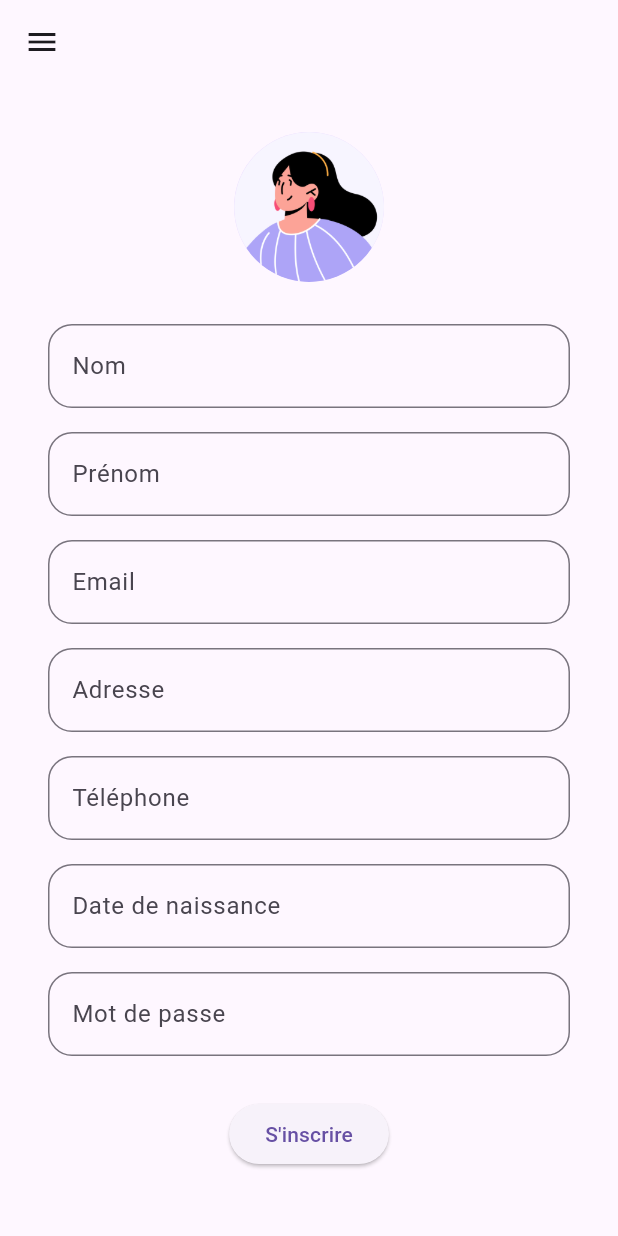
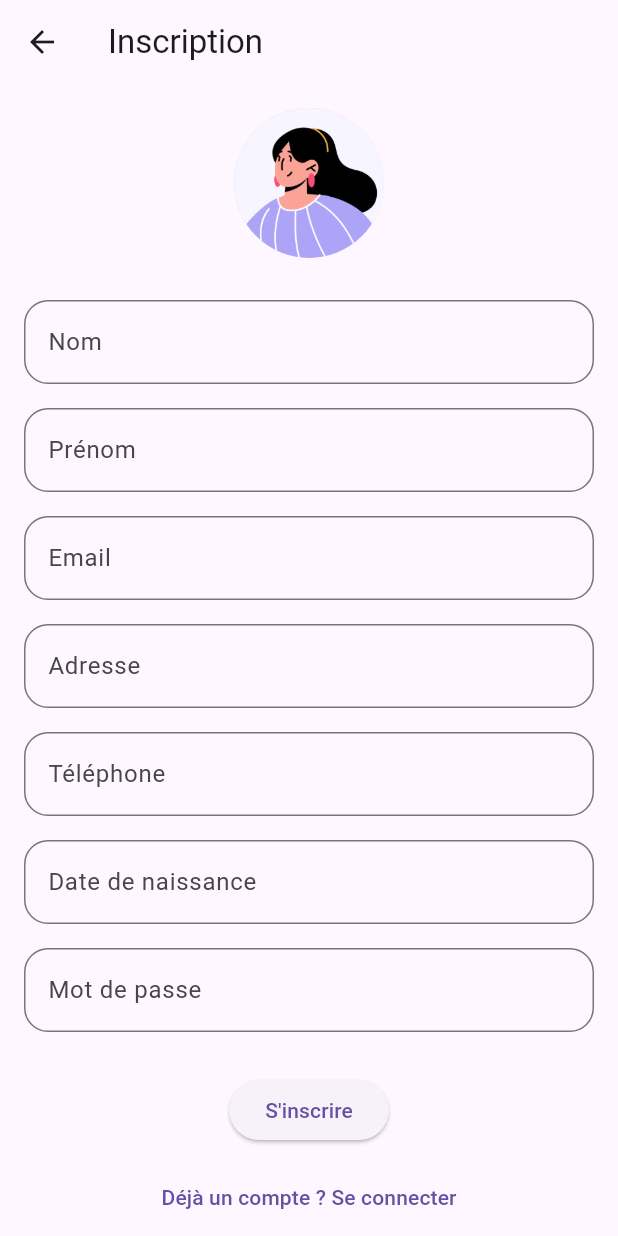
Before and after one commit to Shabich/MediCall, a Flutter app: the screen it shows after launch, after a tap on "Se connecter", after a tap on "Créer un compte", on a phone screen of 412 x 824 dp. Run offline on Flutter 3.47's test engine with Material 3 defaults, Android fonts, the light colour scheme and no system bars; network calls fail.

Commit message:
changement layout en element externe + home add

```diff
--- a/lib/layout.dart
+++ b/lib/app_layout.dart
@@ -7,7 +7,10 @@ class AppLayout extends StatelessWidget {
   @override
   Widget build(BuildContext context) {
     return Scaffold(
-      appBar: AppBar(),
+      appBar: AppBar(
+        // Titre et bouton de menu burger
+        title: const Text('MediCall'),
+      ),
       drawer: Drawer(
         child: ListView(
           padding: EdgeInsets.zero,
@@ -15,19 +18,12 @@ class AppLayout extends StatelessWidget {
             DrawerHeader(
               decoration: BoxDecoration(
                 image: DecorationImage(
-                  image:
-                      AssetImage('lib/assets/fondBurger.jpg'), // Image locale
-                  fit: BoxFit
-                      .cover, // Ajuste l'image pour qu'elle couvre tout l'espace
+                  image: AssetImage('lib/assets/fondBurger.jpg'),
+                  fit: BoxFit.cover,
                 ),
               ),
               child: Align(
-                alignment:
-                    Alignment.bottomLeft, // Positionne le texte en bas à gauche
-                child: Padding(
-                  padding: const EdgeInsets.all(
-                      16.0), // Ajouter un peu d'espace autour du texte
-                ),
+                alignment: Alignment.bottomLeft,
               ),
             ),
             ListTile(
@@ -35,7 +31,7 @@ class AppLayout extends StatelessWidget {
               title: const Text('Accueil'),
               onTap: () {
                 Navigator.of(context).pop();
-                Navigator.pushReplacementNamed(context, '/');
+                Navigator.pushReplacementNamed(context, '/home');
               },
             ),
             const Divider(),
@@ -57,7 +53,7 @@ class AppLayout extends StatelessWidget {
             ),
             const Divider(),
             ListTile(
-              leading: const Icon(Icons.list),
+              leading: const Icon(Icons.notifications),
               title: const Text('Rappels'),
               onTap: () {
                 Navigator.of(context).pop();
@@ -67,9 +63,17 @@ class AppLayout extends StatelessWidget {
           ],
         ),
       ),
-      body: Padding(
-        padding: const EdgeInsets.all(16.0),
-        child: child,
+      body: Stack(
+        children: [
+          // Contenu de la page (derrière le Drawer)
+          Positioned.fill(
+            child: Padding(
+              padding: const EdgeInsets.all(16.0),
+              child: child,
+            ),
+          ),
+          // Le Drawer ne sera plus visible ici, il est contrôlé par le bouton burger de l'AppBar
+        ],
       ),
     );
   }
--- a/lib/main.dart
+++ b/lib/main.dart
@@ -1,5 +1,6 @@
 import 'package:flutter/material.dart';
 import 'route.dart';
+import 'pages/login_page.dart';
 
 void main() {
   runApp(const MyApp());
@@ -16,7 +17,6 @@ class MyApp extends StatelessWidget {
         primarySwatch: Colors.blue,
       ),
       debugShowCheckedModeBanner: false, // Désactive la banderole "Debug"
-
       initialRoute: '/',
       routes: appRoutes,
     );
--- a/lib/pages/login_page.dart
+++ b/lib/pages/login_page.dart
@@ -1,5 +1,4 @@
 import 'package:flutter/material.dart';
-import '../layout.dart';
 
 class LoginPage extends StatefulWidget {
   const LoginPage({super.key});
@@ -15,8 +14,9 @@ class _LoginPageState extends State<LoginPage> {
 
   @override
   Widget build(BuildContext context) {
-    return AppLayout(
-      child: Center(
+    return Scaffold(
+      appBar: AppBar(title: const Text('Connexion')),
+      body: Center(
         child: Padding(
           padding: const EdgeInsets.all(16.0),
           child: Column(
@@ -74,7 +74,7 @@ class _LoginPageState extends State<LoginPage> {
                       onPressed: () {
                         if (_formKey.currentState?.validate() ?? false) {
                           Navigator.pushReplacementNamed(
-                              context, '/medications');
+                              context, '/medicaments');
                         }
                       },
                       child: const Text('Se connecter'),
--- a/lib/pages/medicament_page.dart
+++ b/lib/pages/medicament_page.dart
@@ -46,7 +46,6 @@ class _MedicamentListPageState extends State<MedicamentListPage> {
   @override
   Widget build(BuildContext context) {
     return Scaffold(
-      appBar: AppBar(title: const Text('Liste des Médicaments')),
       body: _isLoading
           ? const Center(child: CircularProgressIndicator())
           : _error.isNotEmpty
--- a/lib/pages/rappels_page.dart
+++ b/lib/pages/rappels_page.dart
@@ -1,5 +1,4 @@
 import 'package:flutter/material.dart';
-import '../layout.dart';
 
 class ReminderListPage extends StatefulWidget {
   const ReminderListPage({super.key});
@@ -19,8 +18,8 @@ class _ReminderListPageState extends State<ReminderListPage> {
 
   @override
   Widget build(BuildContext context) {
-    return AppLayout(
-      child: Column(
+    return Scaffold(
+      body: Column(
         children: [
           Expanded(
             child: ListView.builder(
--- a/lib/pages/signup_page.dart
+++ b/lib/pages/signup_page.dart
@@ -1,5 +1,4 @@
 import 'package:flutter/material.dart';
-import '../layout.dart';
 
 class SignUpPage extends StatefulWidget {
   const SignUpPage({super.key});
@@ -49,8 +48,9 @@ class _SignUpPageState extends State<SignUpPage> {
 
   @override
   Widget build(BuildContext context) {
-    return AppLayout(
-      child: Center(
+    return Scaffold(
+      appBar: AppBar(title: const Text("Inscription")),
+      body: Center(
         child: SingleChildScrollView(
           // Ajouté pour éviter le débordement
           child: Padding(
@@ -58,17 +58,17 @@ class _SignUpPageState extends State<SignUpPage> {
             child: Column(
               mainAxisAlignment: MainAxisAlignment.center,
               children: [
+                const Center(
+                  child: CircleAvatar(
+                    radius: 50,
+                    backgroundImage: AssetImage('lib/assets/woman.png'),
+                  ),
+                ),
+                const SizedBox(height: 20),
                 Form(
                   key: _formKey,
                   child: Column(
                     children: [
-                      const Center(
-                        child: CircleAvatar(
-                          radius: 50,
-                          backgroundImage: AssetImage('lib/assets/woman.png'),
-                        ),
-                      ),
-                      const SizedBox(height: 20),
                       _buildProfileField('Nom', _nameController),
                       _buildProfileField('Prénom', _firstNameController),
                       _buildProfileField('Email', _emailController),
@@ -83,7 +83,7 @@ class _SignUpPageState extends State<SignUpPage> {
                         onPressed: () {
                           if (_formKey.currentState?.validate() ?? false) {
                             Navigator.pushReplacementNamed(
-                                context, '/medications');
+                                context, '/medicaments');
                           }
                         },
                         child: const Text('S\'inscrire'),
--- a/lib/route.dart
+++ b/lib/route.dart
@@ -1,14 +1,21 @@
+import 'package:flutter/material.dart';
+import 'package:medicall/pages/home_page.dart';
 import 'pages/medicament_page.dart';
 import 'pages/signup_page.dart';
 import 'package:flutter/material.dart';
 import 'pages/login_page.dart';
 import 'pages/rappels_page.dart';
-import 'pages/profile_page.dart'; // Importer la page de profil
+import 'pages/profile_page.dart';
+import 'app_layout.dart'; // Import du layout
 
 Map<String, WidgetBuilder> appRoutes = {
   '/': (context) => const LoginPage(),
-  '/rappels': (context) => const ReminderListPage(),
-  '/profile': (context) => const ProfilePage(), // Ajout de la route
-  '/signup': (context) => const SignUpPage(), // Ajout de la route
-  '/medicaments': (context) => const MedicamentListPage()
+  '/home': (context) => const AppLayout(child: HomePage()),
+  '/rappels': (context) =>
+      const AppLayout(child: ReminderListPage()), // Enveloppé dans AppLayout
+  '/profile': (context) =>
+      const AppLayout(child: ProfilePage()), // Enveloppé dans AppLayout
+  '/signup': (context) => const SignUpPage(),
+  '/medicaments': (context) =>
+      const AppLayout(child: MedicamentListPage()), // Enveloppé dans AppLayout
 };
```
Also changed, not shown: lib/pages/home_page.dart (added, +74 -0 lines), lib/pages/profile_page.dart (+4 -13 lines).
